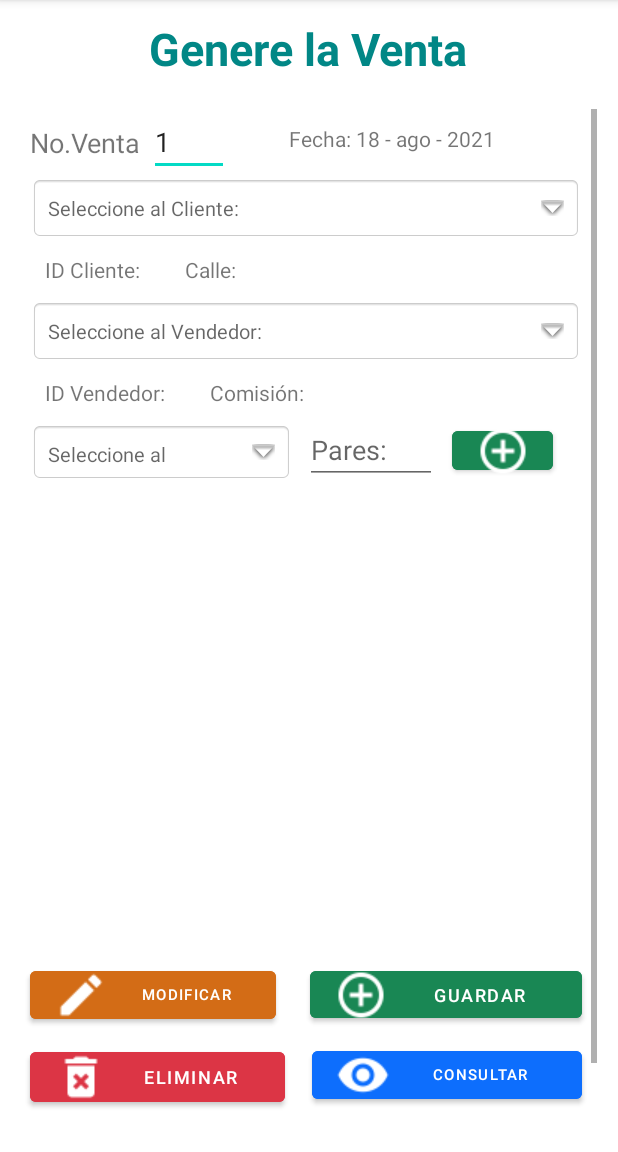
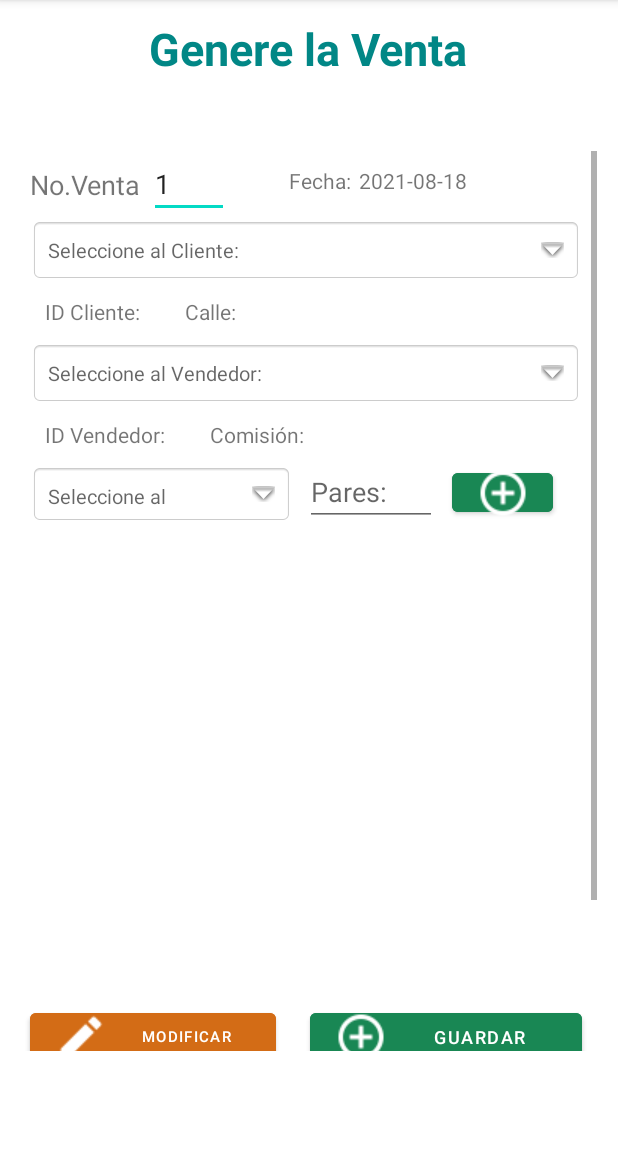
Before and after one commit to rizos-100/app_inventario, an Android app: the ControllerVentas screen opened directly, with no data from a screen before it, on a phone screen of 412 x 824 dp, the part 84-1236 px from its top. Run offline under Robolectric (Android 15) with nearby library versions, the phone set to English and light mode, and no system bars.

Commit message:
Acomodo de scroll y mostrar todas las ventas

```diff
--- a/OR_LE_INVENTARIO/app/src/main/res/layout/activity_ventas.xml
+++ b/OR_LE_INVENTARIO/app/src/main/res/layout/activity_ventas.xml
@@ -23,18 +23,18 @@
         app:layout_constraintTop_toTopOf="parent" />
 
     <ScrollView
+        android:id="@+id/scrollView3"
         android:layout_width="388dp"
-        android:layout_height="677dp"
+        android:layout_height="600dp"
         android:layout_marginStart="10dp"
         android:layout_marginTop="20dp"
         android:layout_marginEnd="10dp"
-        android:layout_marginBottom="20dp"
+        android:layout_marginBottom="40dp"
         app:layout_constraintBottom_toBottomOf="parent"
         app:layout_constraintEnd_toEndOf="parent"
         app:layout_constraintHorizontal_bias="0.0"
         app:layout_constraintStart_toStartOf="parent"
-        app:layout_constraintTop_toBottomOf="@+id/textView3"
-        app:layout_constraintVertical_bias="0.0">
+        app:layout_constraintTop_toBottomOf="@+id/textView3">
 
         <LinearLayout
             android:layout_width="match_parent"
@@ -132,7 +132,7 @@
                     app:layout_constraintTop_toBottomOf="@+id/txtSpinVende" />
 
                 <TextView
-                    android:id="@+id/txtFechaVenta"
+                    android:id="@+id/txtFec"
                     android:layout_width="wrap_content"
                     android:layout_height="wrap_content"
                     android:layout_marginStart="40dp"
@@ -318,6 +318,15 @@
                     app:layout_constraintStart_toEndOf="@+id/txtNum"
                     app:layout_constraintTop_toTopOf="parent" />
 
+                <TextView
+                    android:id="@+id/txtFechaVenta"
+                    android:layout_width="wrap_content"
+                    android:layout_height="wrap_content"
+                    android:layout_marginStart="5dp"
+                    android:layout_marginTop="10dp"
+                    app:layout_constraintStart_toEndOf="@+id/txtFec"
+                    app:layout_constraintTop_toTopOf="parent" />
+
             </androidx.constraintlayout.widget.ConstraintLayout>
 
         </LinearLayout>
```
Also changed, not shown: OR_LE_INVENTARIO/app/src/main/java/org/rizosdb/utl/or_le_inventario/controllers/ControllerVentas.java (+99 -3 lines).
